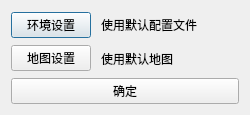
UbeCc/SnakeFoP, file settingpage.ui: the form before one commit.
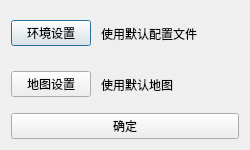
The form after the commit.

The edit to the form file:
```diff
--- a/settingpage.ui
+++ b/settingpage.ui
@@ -5,29 +5,35 @@
   <property name="windowModality">
    <enum>Qt::ApplicationModal</enum>
   </property>
+  <property name="enabled">
+   <bool>true</bool>
+  </property>
   <property name="geometry">
    <rect>
     <x>0</x>
     <y>0</y>
     <width>250</width>
-    <height>115</height>
+    <height>150</height>
    </rect>
   </property>
   <property name="minimumSize">
    <size>
     <width>250</width>
-    <height>115</height>
+    <height>150</height>
    </size>
   </property>
   <property name="maximumSize">
    <size>
     <width>250</width>
-    <height>115</height>
+    <height>150</height>
    </size>
   </property>
   <property name="windowTitle">
    <string>选择游戏配置</string>
   </property>
+  <property name="sizeGripEnabled">
+   <bool>false</bool>
+  </property>
   <property name="modal">
    <bool>true</bool>
   </property>
```
